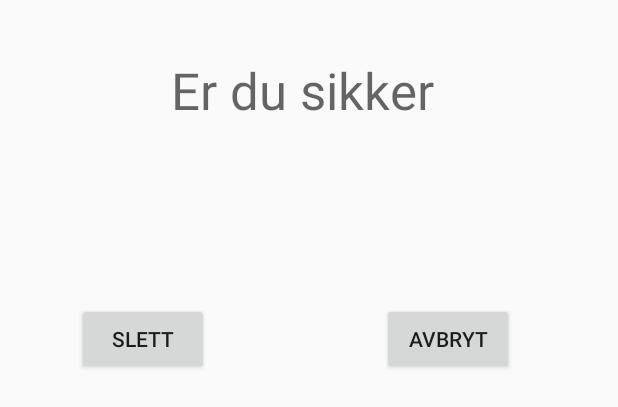
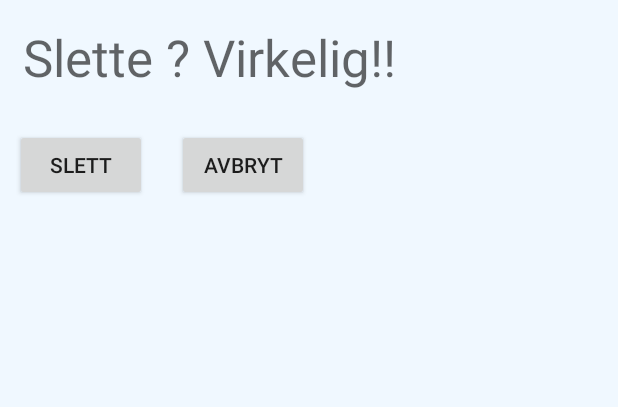
Before and after one commit to Morteen/OverTime, an Android app: the layout layout_alertdialog.xml on its own in the app's theme, with its tools: preview values and no code run, on a phone screen of 412 x 824 dp. Shown: the top 407 px of the screen. Run offline under Robolectric (Android 15) with nearby library versions, the phone set to English and light mode, and no system bars.

Commit message:
Prøver å fikse noen bugs. Tror den er mer stabil nå

```diff
--- a/OvertidApp/app/src/main/res/layout/layout_alertdialog.xml
+++ b/OvertidApp/app/src/main/res/layout/layout_alertdialog.xml
@@ -1,39 +1,42 @@
 <?xml version="1.0" encoding="utf-8"?>
-<RelativeLayout
+<LinearLayout
     xmlns:android="http://schemas.android.com/apk/res/android"
     xmlns:tools="http://schemas.android.com/tools"
     android:layout_width="match_parent"
-    android:layout_height="match_parent">
+    android:layout_height="match_parent"
+    android:orientation="vertical"
+    android:layout_gravity="center_vertical"
+    android:background="@color/alice_blue"
+    >
 
     <TextView
         android:id="@+id/alertdialogText"
         android:layout_width="wrap_content"
         android:layout_height="wrap_content"
-        android:layout_alignParentTop="true"
-        android:layout_centerHorizontal="true"
-        android:layout_marginTop="37dp"
-        android:text="Er du sikker "
+       android:layout_margin="15dp"
+     android:gravity="center_vertical"
+        android:text="Slette ? Virkelig!!  "
         android:textAppearance="@style/TextAppearance.AppCompat.Display1"
-        tools:layout_editor_absoluteX="163dp"
-        tools:layout_editor_absoluteY="16dp" />
-
+        />
+<LinearLayout
+    android:layout_width="wrap_content"
+    android:layout_height="wrap_content"
+    android:orientation="horizontal"
+    android:layout_gravity="center_vertical">
     <Button
         android:id="@+id/OkButton"
         android:layout_width="wrap_content"
         android:layout_height="wrap_content"
-        android:layout_alignParentStart="true"
-        android:layout_below="@+id/alertdialogText"
-        android:layout_marginStart="51dp"
-        android:layout_marginTop="119dp"
+
+        android:layout_margin="10dp"
         android:text="@string/ok" />
 
     <Button
         android:id="@+id/cansel"
         android:layout_width="wrap_content"
         android:layout_height="wrap_content"
-        android:layout_alignBaseline="@+id/OkButton"
-        android:layout_alignBottom="@+id/OkButton"
-        android:layout_alignParentEnd="true"
-        android:layout_marginEnd="69dp"
+        android:layout_margin="10dp"
         android:text="@string/avbryt" />
-</RelativeLayout>
+</LinearLayout>
+
+</LinearLayout>
```
Also changed, not shown: OvertidApp/app/src/main/java/com/example/morten/overtidapp/FragmentOne.java (+66 -2 lines), OvertidApp/app/src/main/java/com/example/morten/overtidapp/FragmentTwo.java (+10 -0 lines), OvertidApp/app/src/main/java/com/example/morten/overtidapp/MainActivity.java (+26 -20 lines), OvertidApp/app/src/main/res/drawable/circular_progress_bar.xml (added, +23 -0 lines), OvertidApp/app/src/main/res/layout/fragment_fragment_one2.xml (+12 -0 lines).
